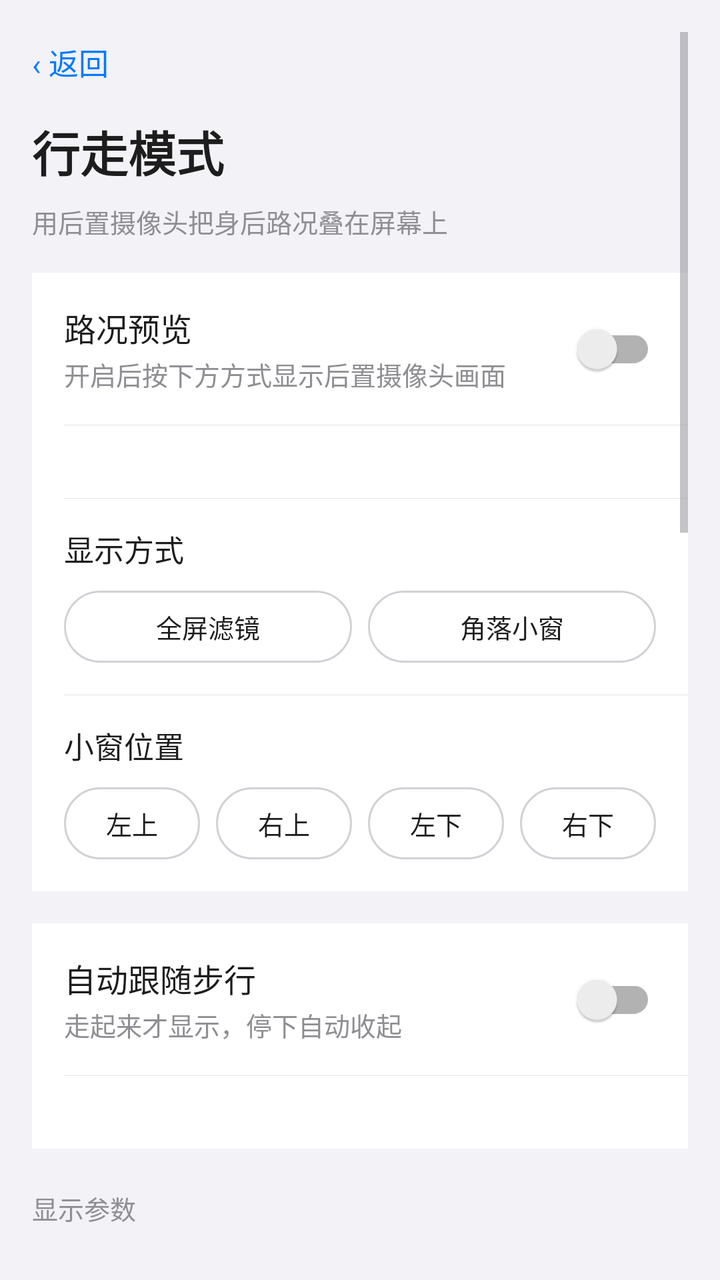
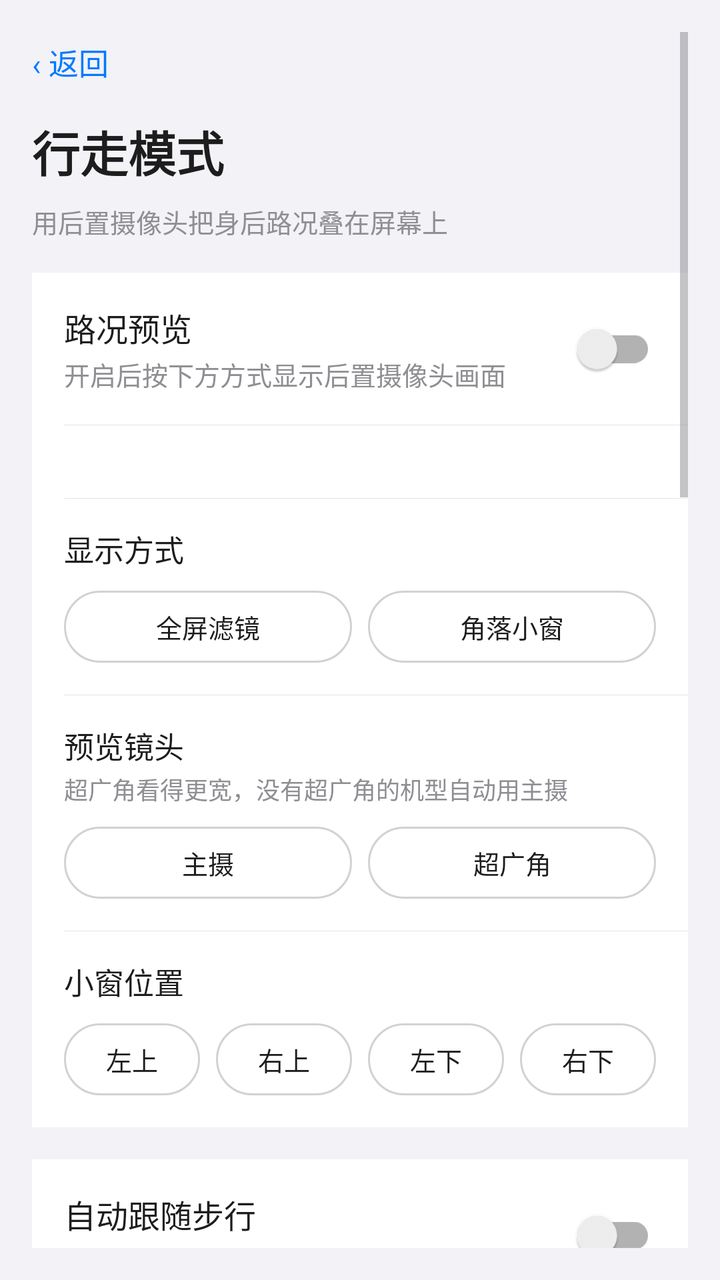

Two renders of the same Android screen: before a commit and after it. Below are the layout's source before the change and the commit's diff.
<!-- AndroidManifest.xml: activity theme Theme.Safewalk -->
<!-- res/layout/activity_walk_mode.xml -->
<?xml version="1.0" encoding="utf-8"?>
<ScrollView xmlns:android="http://schemas.android.com/apk/res/android"
    xmlns:app="http://schemas.android.com/apk/res-auto"
    android:layout_width="match_parent"
    android:layout_height="match_parent"
    android:background="@color/bg"
    android:fitsSystemWindows="true"
    android:padding="16dp"
    android:paddingTop="40dp">

    <LinearLayout
        android:layout_width="match_parent"
        android:layout_height="wrap_content"
        android:orientation="vertical"
        android:paddingBottom="40dp">

        <TextView
            android:id="@+id/btn_back"
            android:layout_width="wrap_content"
            android:layout_height="wrap_content"
            android:background="?android:attr/selectableItemBackground"
            android:paddingVertical="4dp"
            android:text="‹ 返回"
            android:textColor="@color/primary"
            android:textSize="15sp" />

        <TextView
            android:layout_width="wrap_content"
            android:layout_height="wrap_content"
            android:layout_marginTop="12dp"
            android:text="行走模式"
            android:textColor="@color/text_primary"
            android:textSize="24sp"
            android:textStyle="bold" />

        <TextView
            android:id="@+id/hero_walk_summary"
            android:layout_width="match_parent"
            android:layout_height="wrap_content"
            android:layout_marginTop="8dp"
            android:lineSpacingExtra="4dp"
            android:text="用后置摄像头把身后路况叠在屏幕上"
            android:textColor="@color/text_hint"
            android:textSize="13sp" />

        
        <LinearLayout style="@style/CardStyle" android:layout_marginTop="16dp">

            <LinearLayout
                android:id="@+id/card_rear_cam"
                style="@style/RowStyle">

                <LinearLayout
                    android:layout_width="0dp"
                    android:layout_height="wrap_content"
                    android:layout_weight="1"
                    android:orientation="vertical">

                    <TextView
                        style="@style/RowTitle"
                        android:text="路况预览" />

                    <TextView
                        style="@style/RowHint"
                        android:layout_marginTop="2dp"
                        android:text="开启后按下方方式显示后置摄像头画面" />
                </LinearLayout>

                <androidx.appcompat.widget.SwitchCompat
                    android:id="@+id/sw_rear_cam"
                    android:layout_width="wrap_content"
                    android:layout_height="wrap_content" />
            </LinearLayout>

            <View style="@style/RowDivider" />

            <TextView
                android:id="@+id/tv_cam_perm_hint"
                android:layout_width="match_parent"
                android:layout_height="wrap_content"
                android:paddingHorizontal="16dp"
                android:paddingVertical="10dp"
                android:textColor="@color/text_hint"
                android:textSize="12sp" />

            <View style="@style/RowDivider" />

            
            <LinearLayout
                android:layout_width="match_parent"
                android:layout_height="wrap_content"
                android:orientation="vertical"
                android:paddingHorizontal="16dp"
                android:paddingTop="14dp"
                android:paddingBottom="16dp">

                <TextView
                    android:layout_width="wrap_content"
                    android:layout_height="wrap_content"
                    android:text="显示方式"
                    android:textColor="@color/text_primary"
                    android:textSize="15sp" />

                <LinearLayout
                    android:layout_width="match_parent"
                    android:layout_height="wrap_content"
                    android:layout_marginTop="10dp"
                    android:orientation="horizontal">

                    <TextView
                        android:id="@+id/chip_mode_full"
                        android:layout_width="0dp"
                        android:layout_height="36dp"
                        android:layout_weight="1"
                        android:background="@drawable/bg_choice_chip"
                        android:gravity="center"
                        android:text="全屏滤镜"
                        android:textColor="@color/text_primary"
                        android:textSize="13sp" />

                    <TextView
                        android:id="@+id/chip_mode_small"
                        android:layout_width="0dp"
                        android:layout_height="36dp"
                        android:layout_marginStart="8dp"
                        android:layout_weight="1"
                        android:background="@drawable/bg_choice_chip"
                        android:gravity="center"
                        android:text="角落小窗"
                        android:textColor="@color/text_primary"
                        android:textSize="13sp" />
                </LinearLayout>
            </LinearLayout>

            <View style="@style/RowDivider" />

            
            <LinearLayout
                android:layout_width="match_parent"
                android:layout_height="wrap_content"
                android:orientation="vertical"
                android:paddingHorizontal="16dp"
                android:paddingTop="14dp"
                android:paddingBottom="16dp">

                <TextView
                    android:id="@+id/tv_corner_title"
                    android:layout_width="wrap_content"
                    android:layout_height="wrap_content"
                    android:text="小窗位置"
                    android:textColor="@color/text_primary"
                    android:textSize="15sp" />

                <LinearLayout
                    android:layout_width="match_parent"
                    android:layout_height="wrap_content"
                    android:layout_marginTop="10dp"
                    android:orientation="horizontal">

                    <TextView
                        android:id="@+id/chip_pos_tl"
                        android:layout_width="0dp"
                        android:layout_height="36dp"
                        android:layout_weight="1"
                        android:background="@drawable/bg_choice_chip"
                        android:gravity="center"
                        android:text="左上"
                        android:textColor="@color/text_primary"
                        android:textSize="13sp" />

                    <TextView
                        android:id="@+id/chip_pos_tr"
                        android:layout_width="0dp"
                        android:layout_height="36dp"
                        android:layout_marginStart="8dp"
                        android:layout_weight="1"
                        android:background="@drawable/bg_choice_chip"
                        android:gravity="center"
                        android:text="右上"
                        android:textColor="@color/text_primary"
                        android:textSize="13sp" />

                    <TextView
                        android:id="@+id/chip_pos_bl"
                        android:layout_width="0dp"
                        android:layout_height="36dp"
                        android:layout_marginStart="8dp"
                        android:layout_weight="1"
                        android:background="@drawable/bg_choice_chip"
                        android:gravity="center"
                        android:text="左下"
                        android:textColor="@color/text_primary"
                        android:textSize="13sp" />

                    <TextView
                        android:id="@+id/chip_pos_br"
                        android:layout_width="0dp"
                        android:layout_height="36dp"
                        android:layout_marginStart="8dp"
                        android:layout_weight="1"
                        android:background="@drawable/bg_choice_chip"
                        android:gravity="center"
                        android:text="右下"
                        android:textColor="@color/text_primary"
                        android:textSize="13sp" />
                </LinearLayout>
            </LinearLayout>

        </LinearLayout>

        
        <LinearLayout style="@style/CardStyle" android:layout_marginTop="16dp">

            <LinearLayout
                android:id="@+id/card_auto"
                style="@style/RowStyle">

                <LinearLayout
                    android:layout_width="0dp"
                    android:layout_height="wrap_content"
                    android:layout_weight="1"
                    android:orientation="vertical">

                    <TextView
                        style="@style/RowTitle"
                        android:text="自动跟随步行" />

                    <TextView
                        style="@style/RowHint"
                        android:layout_marginTop="2dp"
                        android:text="走起来才显示，停下自动收起" />
                </LinearLayout>

                <androidx.appcompat.widget.SwitchCompat
                    android:id="@+id/sw_auto"
                    android:layout_width="wrap_content"
                    android:layout_height="wrap_content" />
            </LinearLayout>

            <View style="@style/RowDivider" />

            <TextView
                android:id="@+id/tv_auto_desc"
                android:layout_width="match_parent"
                android:layout_height="wrap_content"
                android:paddingHorizontal="16dp"
                android:paddingVertical="10dp"
                android:textColor="@color/text_hint"
                android:textSize="12sp" />

        </LinearLayout>

        
        <TextView
            style="@style/SectionLabel"
            android:text="显示参数" />

        <LinearLayout style="@style/CardStyle">

            <LinearLayout
                android:layout_width="match_parent"
                android:layout_height="wrap_content"
                android:orientation="vertical"
                android:paddingHorizontal="16dp"
                android:paddingVertical="14dp">

                <TextView
                    android:id="@+id/tv_opacity"
                    android:layout_width="match_parent"
                    android:layout_height="wrap_content"
                    android:text="画面不透明度"
                    android:textColor="@color/text_primary"
                    android:textSize="15sp" />

                <SeekBar
                    android:id="@+id/seek_opacity"
                    android:layout_width="match_parent"
                    android:layout_height="wrap_content"
                    android:layout_marginTop="8dp"
                    android:max="90" />

                <TextView
                    android:layout_width="match_parent"
                    android:layout_height="wrap_content"
                    android:text="范围 10% ~ 100%，越低越能看清底下的界面"
                    android:textColor="@color/text_hint"
                    android:textSize="12sp" />

                
                <View
                    style="@style/RowDivider"
                    android:layout_marginTop="12dp"
                    android:layout_marginLeft="0dp" />

                <LinearLayout
                    android:id="@+id/card_preview_contrast"
                    android:layout_width="match_parent"
                    android:layout_height="wrap_content"
                    android:orientation="horizontal"
                    android:gravity="center_vertical"
                    android:paddingTop="12dp">

                    <LinearLayout
                        android:layout_width="0dp"
                        android:layout_height="wrap_content"
                        android:layout_weight="1"
                        android:orientation="vertical">

                        <TextView
                            android:layout_width="match_parent"
                            android:layout_height="wrap_content"
                            android:text="文字描边"
                            android:textColor="@color/text_primary"
                            android:textSize="15sp" />

                        <TextView
                            android:layout_width="match_parent"
                            android:layout_height="wrap_content"
                            android:layout_marginTop="2dp"
                            android:text="只给画面上那行字加描边和衬底，不影响透明度。想让路面本身变清楚，去「小窗自定义 → 画面增强」"
                            android:textColor="@color/text_hint"
                            android:textSize="12sp" />
                    </LinearLayout>

                    <androidx.appcompat.widget.SwitchCompat
                        android:id="@+id/sw_preview_contrast"
                        android:layout_width="wrap_content"
                        android:layout_height="wrap_content"
                        android:layout_marginStart="12dp" />
                </LinearLayout>

                
                <LinearLayout
                    android:layout_width="match_parent"
                    android:layout_height="wrap_content"
                    android:layout_marginTop="10dp"
                    android:orientation="horizontal"
                    android:gravity="center_vertical">

                    <TextView
                        android:layout_width="wrap_content"
                        android:layout_height="wrap_content"
                        android:text="强度"
                        android:textColor="@color/text_primary"
                        android:textSize="13sp" />

                    <TextView
                        android:id="@+id/tv_contrast_level"
                        android:layout_width="0dp"
                        android:layout_height="wrap_content"
                        android:layout_weight="1"
                        android:layout_marginStart="8dp"
                        android:text="50% · 适中"
                        android:textColor="@color/text_hint"
                        android:textSize="12sp" />
                </LinearLayout>

                <SeekBar
                    android:id="@+id/seek_contrast_level"
                    android:layout_width="match_parent"
                    android:layout_height="wrap_content"
                    android:layout_marginTop="4dp"
                    android:max="100"
                    android:progress="50" />

                <TextView
                    android:layout_width="match_parent"
                    android:layout_height="wrap_content"
                    android:layout_marginTop="2dp"
                    android:text="越高描边/阴影/衬底越重，越低越接近原始画面；不影响透明度"
                    android:textColor="@color/text_hint"
                    android:textSize="12sp" />
            </LinearLayout>

        </LinearLayout>

        
        <LinearLayout style="@style/CardStyle" android:layout_marginTop="12dp">

            <LinearLayout
                android:id="@+id/card_preview_style"
                style="@style/RowStyle">

                <LinearLayout
                    android:layout_width="0dp"
                    android:layout_height="wrap_content"
                    android:layout_weight="1"
                    android:orientation="vertical">

                    <TextView
                        style="@style/RowTitle"
                        android:text="小窗自定义" />

                    <TextView
                        style="@style/RowHint"
                        android:layout_marginTop="2dp"
                        android:text="取景范围、描边、画面增强、尺寸边距、画面上的文字；含智能跟随的白天/夜间一键方案" />
                </LinearLayout>

                <TextView
                    android:layout_width="wrap_content"
                    android:layout_height="wrap_content"
                    android:text="›"
                    android:textColor="@color/text_hint"
                    android:textSize="18sp" />
            </LinearLayout>

        </LinearLayout>

        
        <TextView
            style="@style/SectionLabel"
            android:text="步态判定" />

        <LinearLayout style="@style/CardStyle">

            <LinearLayout
                android:id="@+id/card_gait_diagnosis"
                android:layout_width="match_parent"
                android:layout_height="wrap_content"
                android:orientation="vertical"
                android:paddingHorizontal="16dp"
                android:paddingTop="14dp"
                android:visibility="gone">

                <TextView
                    android:id="@+id/tv_gait_diagnosis"
                    android:layout_width="match_parent"
                    android:layout_height="wrap_content"
                    android:lineSpacingExtra="2dp"
                    android:text=""
                    android:textColor="@color/seal_red"
                    android:textSize="13sp" />

                <View
                    style="@style/RowDivider"
                    android:layout_marginTop="12dp"
                    android:layout_marginLeft="0dp" />
            </LinearLayout>

            <LinearLayout
                android:layout_width="match_parent"
                android:layout_height="wrap_content"
                android:orientation="vertical"
                android:paddingHorizontal="16dp"
                android:paddingTop="14dp">

                <TextView
                    android:id="@+id/tv_gait_steps"
                    android:layout_width="match_parent"
                    android:layout_height="wrap_content"
                    android:text="连续走多少步算「在走路」"
                    android:textColor="@color/text_primary"
                    android:textSize="15sp" />

                <SeekBar
                    android:id="@+id/seek_gait_steps"
                    android:layout_width="match_parent"
                    android:layout_height="wrap_content"
                    android:layout_marginTop="8dp"
                    android:max="8" />
            </LinearLayout>

            <View style="@style/RowDivider" />

            <LinearLayout
                android:layout_width="match_parent"
                android:layout_height="wrap_content"
                android:orientation="vertical"
                android:paddingHorizontal="16dp"
                android:paddingTop="14dp"
                android:paddingBottom="14dp">

                <TextView
                    android:id="@+id/tv_gait_stop"
                    android:layout_width="match_parent"
                    android:layout_height="wrap_content"
                    android:text="停下后多久收起预览"
                    android:textColor="@color/text_primary"
                    android:textSize="15sp" />

                <SeekBar
                    android:id="@+id/seek_gait_stop"
                    android:layout_width="match_parent"
                    android:layout_height="wrap_content"
                    android:layout_marginTop="8dp"
                    android:max="18" />
            </LinearLayout>

            <View style="@style/RowDivider" />

            <TextView
                android:id="@+id/tv_preview_stage"
                android:layout_width="match_parent"
                android:layout_height="wrap_content"
                android:paddingHorizontal="16dp"
                android:paddingVertical="12dp"
                android:textColor="@color/text_hint"
                android:textSize="12sp"
                android:visibility="gone" />

        </LinearLayout>

        
        <TextView
            style="@style/SectionLabel"
            android:text="快捷入口" />

        <LinearLayout style="@style/CardStyle">

            <LinearLayout
                android:id="@+id/card_add_tile"
                style="@style/RowStyle">

                <LinearLayout
                    android:layout_width="0dp"
                    android:layout_height="wrap_content"
                    android:layout_weight="1"
                    android:orientation="vertical">

                    <TextView
                        style="@style/RowTitle"
                        android:text="添加到控制中心" />

                    <TextView
                        android:id="@+id/tv_add_tile_desc"
                        style="@style/RowHint"
                        android:layout_marginTop="2dp"
                        android:text="下拉控制中心点一下就开，不用再进应用" />
                </LinearLayout>

                <TextView
                    android:id="@+id/tv_add_tile_action"
                    android:layout_width="wrap_content"
                    android:layout_height="wrap_content"
                    android:text="添加"
                    android:textColor="@color/seal_red"
                    android:textSize="14sp" />
            </LinearLayout>

        </LinearLayout>

        
        <TextView
            style="@style/SectionLabel"
            android:text="维护" />

        <LinearLayout style="@style/CardStyle">

            <LinearLayout
                android:id="@+id/card_restart_systemui"
                style="@style/RowStyle">

                <LinearLayout
                    android:layout_width="0dp"
                    android:layout_height="wrap_content"
                    android:layout_weight="1"
                    android:orientation="vertical">

                    <TextView
                        style="@style/RowTitle"
                        android:text="重启系统界面" />

                    <TextView
                        android:id="@+id/tv_restart_desc"
                        style="@style/RowHint"
                        android:layout_marginTop="2dp"
                        android:text="改完模块设置后需要重启 SystemUI 才会生效" />
                </LinearLayout>

                <Button
                    android:id="@+id/btn_restart_systemui"
                    android:layout_width="wrap_content"
                    android:layout_height="wrap_content"
                    android:backgroundTint="@color/seal_red"
                    android:minWidth="0dp"
                    android:text="重启"
                    android:textColor="@color/on_accent"
                    android:textSize="13sp" />
            </LinearLayout>

        

        </LinearLayout>

    </LinearLayout>
</ScrollView>
<!-- resources referenced by this layout -->
<resources>
  <color name="bg">#F2F2F7</color>
  <color name="on_accent">#FFFFFF</color>
  <color name="primary">#007AFF</color>
  <color name="seal_red">#C8392E</color>
  <color name="text_hint">#8E8E93</color>
  <color name="text_primary">#1D1D1D</color>
  <!-- drawable bg_choice_chip (drawable) -->
  <?xml version="1.0" encoding="utf-8"?>
  <shape xmlns:android="http://schemas.android.com/apk/res/android"
      android:shape="rectangle">
      <solid android:color="@android:color/transparent" />
      <stroke
          android:width="1dp"
          android:color="@color/chip_stroke" />
      <corners android:radius="18dp" />
  </shape>
  <style name="CardStyle">
          <item name="android:layout_width">match_parent</item>
          <item name="android:layout_height">wrap_content</item>
          <item name="android:layout_marginTop">16dp</item>
          <item name="android:orientation">vertical</item>
          <item name="android:background">@color/card_bg</item>
      </style>
  <style name="RowDivider">
          <item name="android:layout_width">match_parent</item>
          <item name="android:layout_height">1px</item>
          <item name="android:layout_marginLeft">16dp</item>
          <item name="android:background">@color/divider</item>
      </style>
  <style name="RowHint">
          <item name="android:layout_width">wrap_content</item>
          <item name="android:layout_height">wrap_content</item>
          <item name="android:textColor">@color/text_hint</item>
          <item name="android:textSize">13sp</item>
      </style>
  <style name="RowStyle">
          <item name="android:layout_width">match_parent</item>
          <item name="android:layout_height">wrap_content</item>
          <item name="android:orientation">horizontal</item>
          <item name="android:gravity">center_vertical</item>
          <item name="android:paddingLeft">16dp</item>
          <item name="android:paddingRight">16dp</item>
          <item name="android:paddingTop">14dp</item>
          <item name="android:paddingBottom">14dp</item>
          <item name="android:background">?android:attr/selectableItemBackground</item>
          <item name="android:clickable">true</item>
          <item name="android:focusable">true</item>
      </style>
  <style name="RowTitle">
          <item name="android:layout_width">wrap_content</item>
          <item name="android:layout_height">wrap_content</item>
          <item name="android:textColor">@color/text_primary</item>
          <item name="android:textSize">16sp</item>
      </style>
  <style name="SectionLabel">
          <item name="android:layout_width">match_parent</item>
          <item name="android:layout_height">wrap_content</item>
          <item name="android:layout_marginTop">20dp</item>
          <item name="android:layout_marginBottom">8dp</item>
          <item name="android:textColor">@color/text_hint</item>
          <item name="android:textSize">13sp</item>
      </style>
  <color name="chip_stroke">#D1D1D6</color>
  <color name="card_bg">#FFFFFF</color>
  <color name="divider">#E5E5EA</color>
  <!-- unchanged entries left out for length: 1 -->
</resources>

<!-- the commit's change to res/layout/activity_walk_mode.xml (unified diff, before → after) -->
@@ -144,6 +144,63 @@
                 android:paddingBottom="16dp">
 
                 <TextView
+                    android:layout_width="wrap_content"
+                    android:layout_height="wrap_content"
+                    android:text="预览镜头"
+                    android:textColor="@color/text_primary"
+                    android:textSize="15sp" />
+
+                <TextView
+                    android:layout_width="match_parent"
+                    android:layout_height="wrap_content"
+                    android:layout_marginTop="2dp"
+                    android:text="超广角看得更宽，没有超广角的机型自动用主摄"
+                    android:textColor="@color/text_hint"
+                    android:textSize="12sp" />
+
+                <LinearLayout
+                    android:layout_width="match_parent"
+                    android:layout_height="wrap_content"
+                    android:layout_marginTop="10dp"
+                    android:orientation="horizontal">
+
+                    <TextView
+                        android:id="@+id/chip_lens_main"
+                        android:layout_width="0dp"
+                        android:layout_height="36dp"
+                        android:layout_weight="1"
+                        android:background="@drawable/bg_choice_chip"
+                        android:gravity="center"
+                        android:text="主摄"
+                        android:textColor="@color/text_primary"
+                        android:textSize="13sp" />
+
+                    <TextView
+                        android:id="@+id/chip_lens_ultrawide"
+                        android:layout_width="0dp"
+                        android:layout_height="36dp"
+                        android:layout_marginStart="8dp"
+                        android:layout_weight="1"
+                        android:background="@drawable/bg_choice_chip"
+                        android:gravity="center"
+                        android:text="超广角"
+                        android:textColor="@color/text_primary"
+                        android:textSize="13sp" />
+                </LinearLayout>
+            </LinearLayout>
+
+            <View style="@style/RowDivider" />
+
+            
+            <LinearLayout
+                android:layout_width="match_parent"
+                android:layout_height="wrap_content"
+                android:orientation="vertical"
+                android:paddingHorizontal="16dp"
+                android:paddingTop="14dp"
+                android:paddingBottom="16dp">
+
+                <TextView
                     android:id="@+id/tv_corner_title"
                     android:layout_width="wrap_content"
                     android:layout_height="wrap_content"
